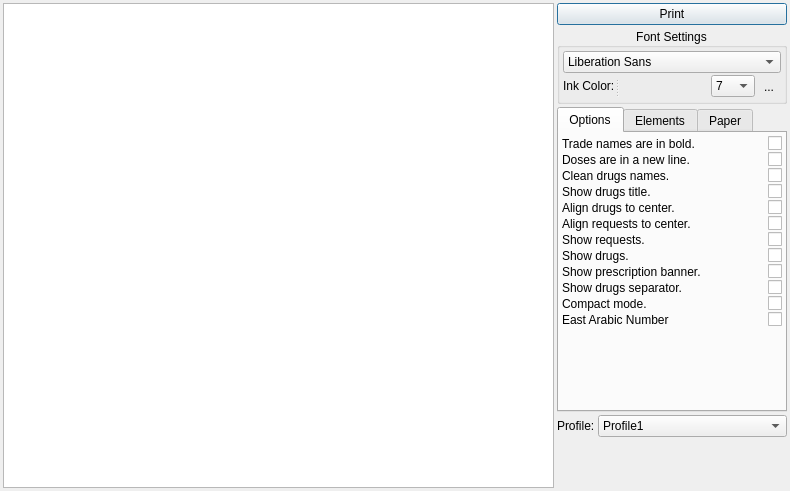
The window that qtemr/printdrugs.ui (dr3mro/SmartClinic) describes before a commit, drawn with Qt 5.
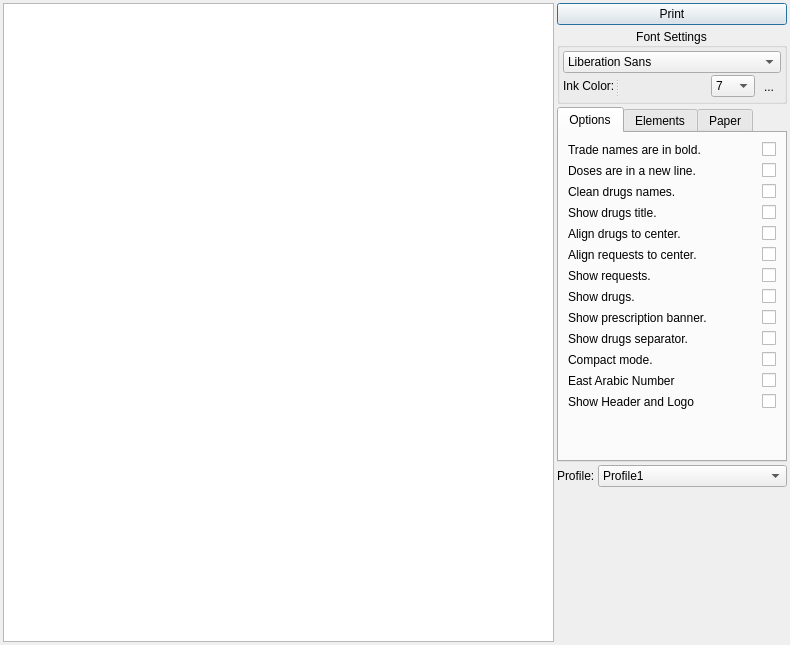
The same window after the commit. Icons and pictures are not drawn. Custom widgets are drawn as their Qt base class.

Commit message: * add header * add logo

The edit to the form file:
```diff
--- a/qtemr/printdrugs.ui
+++ b/qtemr/printdrugs.ui
@@ -10,9 +10,15 @@
     <x>0</x>
     <y>0</y>
     <width>790</width>
-    <height>491</height>
+    <height>645</height>
    </rect>
   </property>
+  <property name="sizePolicy">
+   <sizepolicy hsizetype="Fixed" vsizetype="Fixed">
+    <horstretch>0</horstretch>
+    <verstretch>0</verstretch>
+   </sizepolicy>
+  </property>
   <property name="minimumSize">
    <size>
     <width>0</width>
@@ -272,21 +278,6 @@
        <string>Options</string>
       </attribute>
       <layout class="QGridLayout" name="gridLayout_3">
-       <property name="leftMargin">
-        <number>3</number>
-       </property>
-       <property name="topMargin">
-        <number>3</number>
-       </property>
-       <property name="rightMargin">
-        <number>3</number>
-       </property>
-       <property name="bottomMargin">
-        <number>3</number>
-       </property>
-       <property name="spacing">
-        <number>1</number>
-       </property>
        <item row="0" column="0">
         <layout class="QHBoxLayout" name="horizontalLayout">
          <item>
@@ -615,6 +606,30 @@
         </layout>
        </item>
        <item row="12" column="0">
+        <layout class="QHBoxLayout" name="horizontalLayout_16">
+         <item>
+          <widget class="QLabel" name="label_32">
+           <property name="text">
+            <string>Show Header and Logo</string>
+           </property>
+          </widget>
+         </item>
+         <item>
+          <widget class="Switch" name="showHeaderLogo">
+           <property name="sizePolicy">
+            <sizepolicy hsizetype="Fixed" vsizetype="Fixed">
+             <horstretch>0</horstretch>
+             <verstretch>0</verstretch>
+            </sizepolicy>
+           </property>
+           <property name="text">
+            <string/>
+           </property>
+          </widget>
+         </item>
+        </layout>
+       </item>
+       <item row="13" column="0">
         <spacer name="verticalSpacer_4">
          <property name="orientation">
           <enum>Qt::Vertical</enum>
```
Left out of the diff: 334 changed lines with no effect on the pictures. The commit also changes 13 other files.
